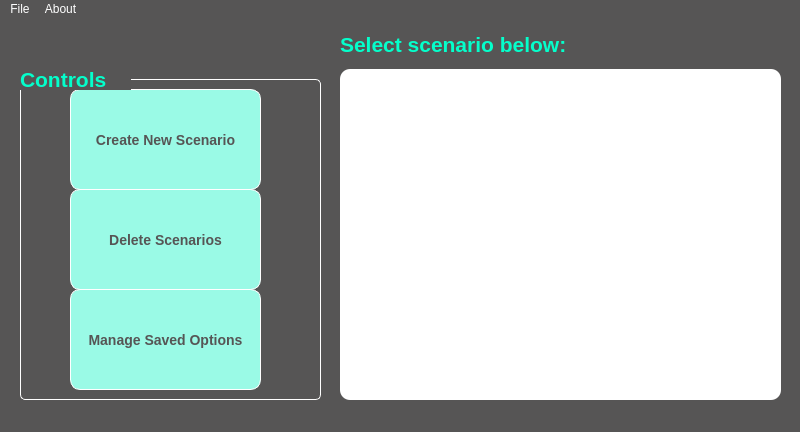
Above: ui/MainWindow.ui from JamesGrace500/ccPlanner before the change. Below: the same form after it.
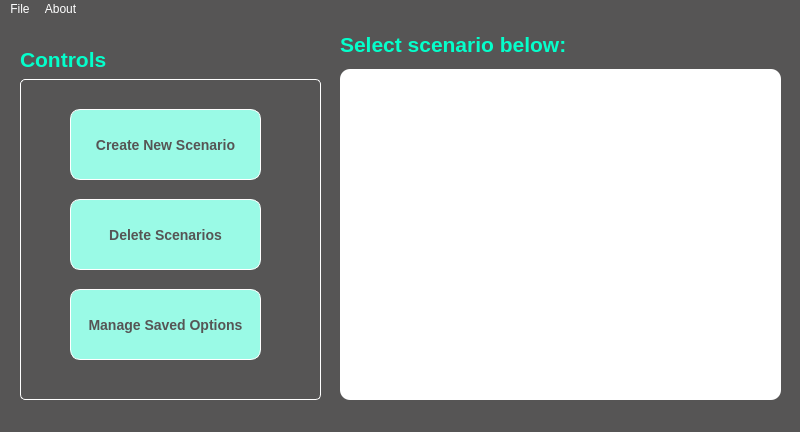
That is the form after the change.

```diff
--- a/ui/MainWindow.ui
+++ b/ui/MainWindow.ui
@@ -92,9 +92,9 @@
      <property name="geometry">
       <rect>
        <x>50</x>
-       <y>10</y>
+       <y>30</y>
        <width>191</width>
-       <height>101</height>
+       <height>71</height>
       </rect>
      </property>
      <property name="styleSheet">
@@ -123,9 +123,9 @@
      <property name="geometry">
       <rect>
        <x>50</x>
-       <y>110</y>
+       <y>120</y>
        <width>191</width>
-       <height>101</height>
+       <height>71</height>
       </rect>
      </property>
      <property name="styleSheet">
@@ -156,7 +156,7 @@
        <x>50</x>
        <y>210</y>
        <width>191</width>
-       <height>101</height>
+       <height>71</height>
       </rect>
      </property>
      <property name="styleSheet">
@@ -186,7 +186,7 @@
     <property name="geometry">
      <rect>
       <x>20</x>
-      <y>50</y>
+      <y>30</y>
       <width>111</width>
       <height>21</height>
      </rect>
@@ -194,6 +194,7 @@
     <property name="font">
      <font>
       <pointsize>16</pointsize>
+      <weight>75</weight>
       <bold>true</bold>
      </font>
     </property>
```
Left out of the diff: 22 changed lines with no effect on the pictures.
